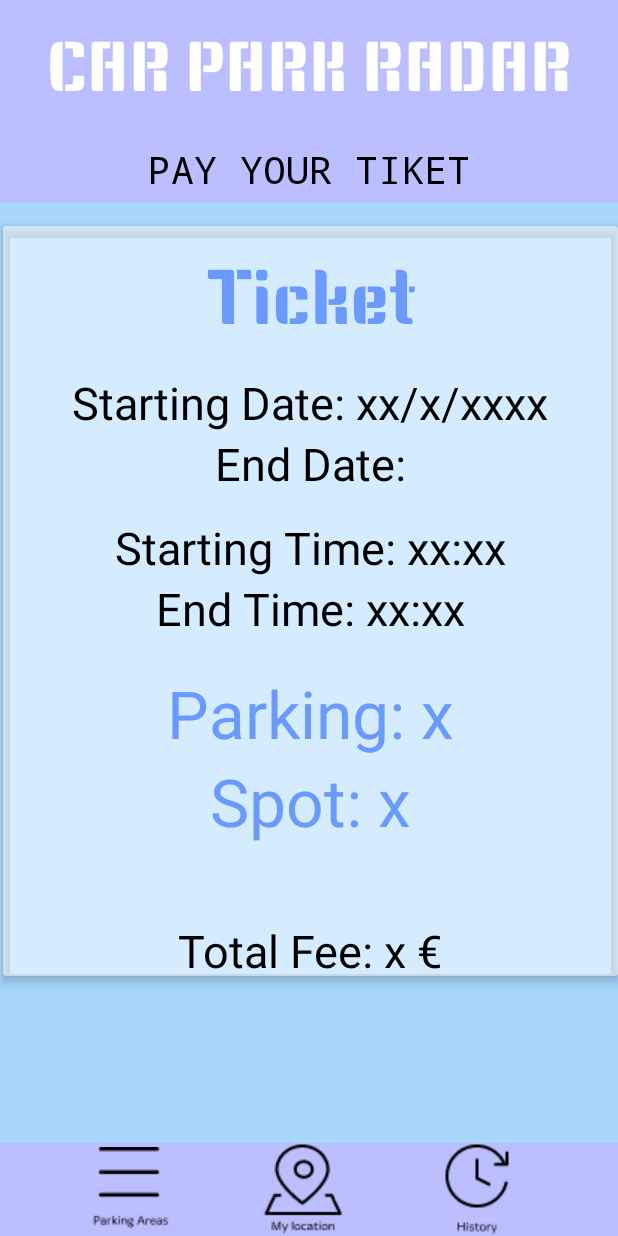
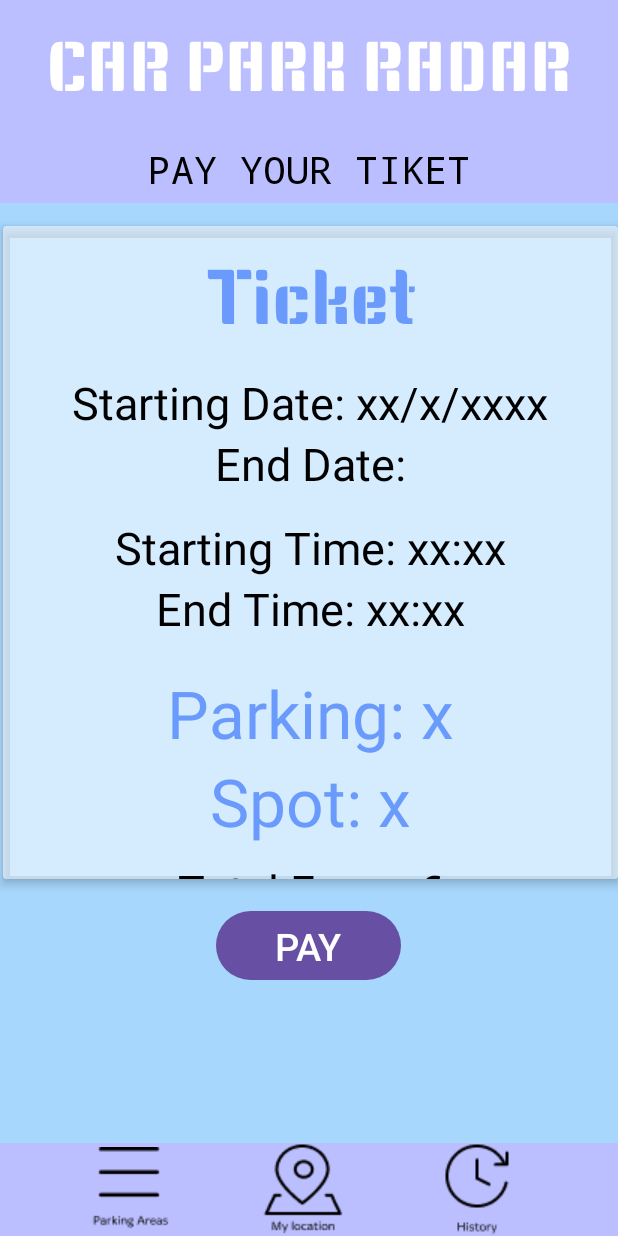
Before and after one commit to LydiaXenaki/parking, an Android app: the MainActivityTicket screen opened directly, with no data from a screen before it, on a phone screen of 412 x 824 dp. Run offline under Robolectric (Android 15) with nearby library versions, the phone set to English and light mode, and no system bars; Roboto replaces fonts that are not available here.

Commit message:
ebala peoi button

```diff
--- a/app/src/main/res/layout/activity_main_ticket.xml
+++ b/app/src/main/res/layout/activity_main_ticket.xml
@@ -38,8 +38,9 @@
 
 
     <androidx.cardview.widget.CardView
+        android:id="@+id/cardView"
         android:layout_width="match_parent"
-        android:layout_height="500dp"
+        android:layout_height="435dp"
         android:layout_marginHorizontal="10dp"
         android:layout_marginStart="2dp"
         android:layout_marginTop="15dp"
@@ -131,7 +132,7 @@
                 android:id="@+id/textView21"
                 android:layout_width="match_parent"
                 android:layout_height="wrap_content"
-                android:layout_marginTop="50dp"
+                android:layout_marginTop="10dp"
                 android:fontFamily="@font/abhaya_libre"
                 android:text="Total Fee: x €"
                 android:textAlignment="center"
@@ -140,6 +141,7 @@
 
         </LinearLayout>
     </androidx.cardview.widget.CardView>
+
 
 
     <Toolbar
@@ -177,4 +179,15 @@
 
     </Toolbar>
 
+    <Button
+        android:id="@+id/button2"
+        android:layout_width="123dp"
+        android:layout_height="54dp"
+        android:layout_marginStart="144dp"
+        android:layout_marginTop="17dp"
+        android:text="PAY"
+        android:textSize="25dp"
+        app:layout_constraintStart_toStartOf="parent"
+        app:layout_constraintTop_toBottomOf="@+id/cardView" />
+
 </androidx.constraintlayout.widget.ConstraintLayout>
```
